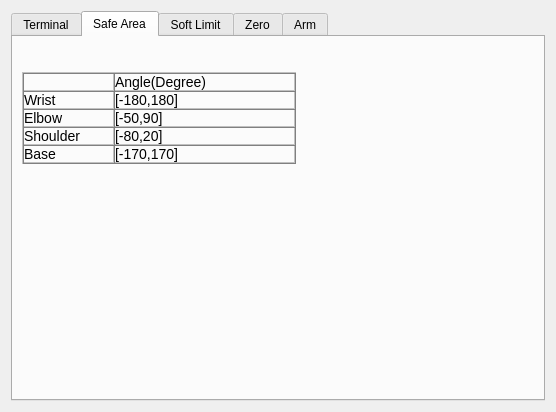
Above: source/plugin/t4/config.ui from ww4u/mct-t4 before the change. Below: the same form after it.
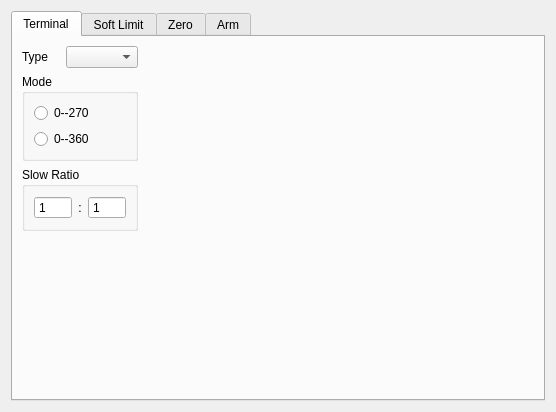
That is the form after the change. The open tabs and pages were chosen to show the change. Icons and pictures are not drawn. Custom widgets are drawn as their Qt base class.

Commit message: error table

The edit to the form file:
```diff
--- a/source/plugin/t4/config.ui
+++ b/source/plugin/t4/config.ui
@@ -153,71 +153,6 @@
        </item>
       </layout>
      </widget>
-     <widget class="QWidget" name="tabSafeArea">
-      <attribute name="title">
-       <string>Safe Area</string>
-      </attribute>
-      <layout class="QGridLayout" name="gridLayout_7">
-       <item row="0" column="0">
-        <widget class="AxisLimit" name="lmtSafeArea" native="true"/>
-       </item>
-       <item row="0" column="1">
-        <widget class="QLabel" name="label_18">
-         <property name="maximumSize">
-          <size>
-           <width>160</width>
-           <height>160</height>
-          </size>
-         </property>
-         <property name="text">
-          <string/>
-         </property>
-         <property name="pixmap">
-          <pixmap resource="../../../res/res.qrc">:/res/image/t4/sinanju_pn_256px_nor@2x.png</pixmap>
-         </property>
-         <property name="scaledContents">
-          <bool>true</bool>
-         </property>
-        </widget>
-       </item>
-       <item row="1" column="0">
-        <widget class="QLabel" name="label_10">
-         <property name="text">
-          <string>&lt;html&gt;&lt;head/&gt;&lt;body&gt;&lt;table border=&quot;1&quot; style=&quot; margin-top:0px; margin-bottom:0px; margin-left:0px; margin-right:0px;&quot; cellspacing=&quot;0&quot; cellpadding=&quot;0&quot;&gt;&lt;tr&gt;&lt;td width=&quot;89&quot; style=&quot; vertical-align:top; padding-left:0; padding-right:0; padding-top:0; padding-bottom:0;&quot;/&gt;&lt;td width=&quot;179&quot; style=&quot; vertical-align:top; padding-left:0; padding-right:0; padding-top:0; padding-bottom:0;&quot;&gt;&lt;p&gt;&lt;span style=&quot; font-family:'宋体'; font-size:10.5pt;&quot;&gt;Angle(Degree)&lt;/span&gt;&lt;/p&gt;&lt;/td&gt;&lt;/tr&gt;&lt;tr&gt;&lt;td style=&quot; vertical-align:top; padding-left:0; padding-right:0; padding-top:0; padding-bottom:0;&quot;&gt;&lt;p&gt;&lt;span style=&quot; font-family:'宋体'; font-size:10.5pt;&quot;&gt;Wrist&lt;/span&gt;&lt;/p&gt;&lt;/td&gt;&lt;td style=&quot; vertical-align:top; padding-left:0; padding-right:0; padding-top:0; padding-bottom:0;&quot;&gt;&lt;p&gt;&lt;span style=&quot; font-family:'宋体'; font-size:10.5pt;&quot;&gt;[-180,180]&lt;/span&gt;&lt;/p&gt;&lt;/td&gt;&lt;/tr&gt;&lt;tr&gt;&lt;td style=&quot; vertical-align:top; padding-left:0; padding-right:0; padding-top:0; padding-bottom:0;&quot;&gt;&lt;p&gt;&lt;span style=&quot; font-family:'宋体'; font-size:10.5pt;&quot;&gt;Elbow&lt;/span&gt;&lt;/p&gt;&lt;/td&gt;&lt;td style=&quot; vertical-align:top; padding-left:0; padding-right:0; padding-top:0; padding-bottom:0;&quot;&gt;&lt;p&gt;&lt;span style=&quot; font-family:'宋体'; font-size:10.5pt;&quot;&gt;[-50,90]&lt;/span&gt;&lt;/p&gt;&lt;/td&gt;&lt;/tr&gt;&lt;tr&gt;&lt;td style=&quot; vertical-align:top; padding-left:0; padding-right:0; padding-top:0; padding-bottom:0;&quot;&gt;&lt;p&gt;&lt;span style=&quot; font-family:'宋体'; font-size:10.5pt;&quot;&gt;Shoulder&lt;/span&gt;&lt;/p&gt;&lt;/td&gt;&lt;td style=&quot; vertical-align:top; padding-left:0; padding-right:0; padding-top:0; padding-bottom:0;&quot;&gt;&lt;p&gt;&lt;span style=&quot; font-family:'宋体'; font-size:10.5pt;&quot;&gt;[-80,20]&lt;/span&gt;&lt;/p&gt;&lt;/td&gt;&lt;/tr&gt;&lt;tr&gt;&lt;td style=&quot; vertical-align:top; padding-left:0; padding-right:0; padding-top:0; padding-bottom:0;&quot;&gt;&lt;p&gt;&lt;span style=&quot; font-family:'宋体'; font-size:10.5pt;&quot;&gt;Base&lt;/span&gt;&lt;/p&gt;&lt;/td&gt;&lt;td style=&quot; vertical-align:top; padding-left:0; padding-right:0; padding-top:0; padding-bottom:0;&quot;&gt;&lt;p&gt;&lt;span style=&quot; font-family:'宋体'; font-size:10.5pt;&quot;&gt;[-170,170]&lt;/span&gt;&lt;/p&gt;&lt;/td&gt;&lt;/tr&gt;&lt;/table&gt;&lt;/body&gt;&lt;/html&gt;</string>
-         </property>
-         <property name="alignment">
-          <set>Qt::AlignLeading|Qt::AlignLeft|Qt::AlignTop</set>
-         </property>
-        </widget>
-       </item>
-       <item row="2" column="0">
-        <spacer name="verticalSpacer_6">
-         <property name="orientation">
-          <enum>Qt::Vertical</enum>
-         </property>
-         <property name="sizeHint" stdset="0">
-          <size>
-           <width>20</width>
-           <height>40</height>
-          </size>
-         </property>
-        </spacer>
-       </item>
-       <item row="0" column="2">
-        <spacer name="horizontalSpacer_5">
-         <property name="orientation">
-          <enum>Qt::Horizontal</enum>
-         </property>
-         <property name="sizeHint" stdset="0">
-          <size>
-           <width>40</width>
-           <height>20</height>
-          </size>
-         </property>
-        </spacer>
-       </item>
-      </layout>
-     </widget>
      <widget class="QWidget" name="tabSoftLimit">
       <attribute name="title">
        <string>Soft Limit</string>
```
The commit also changes 17 other files.
